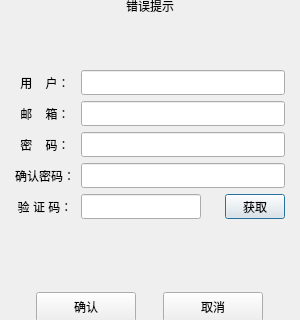
Above: client/registerdialog.ui from JiaYN1/chat before the change; both pictures show x 0 to 300 and y 95 to 415 of the 300 by 500 pixel window. Below: the same form after it.
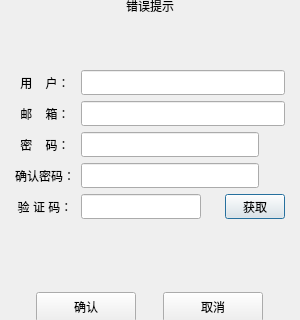
That is the form after the change. Custom widgets are drawn as their Qt base class.

```diff
--- a/client/registerdialog.ui
+++ b/client/registerdialog.ui
@@ -206,6 +206,25 @@
          </property>
         </widget>
        </item>
+       <item>
+        <widget class="QLabel" name="pass_visible">
+         <property name="minimumSize">
+          <size>
+           <width>20</width>
+           <height>20</height>
+          </size>
+         </property>
+         <property name="maximumSize">
+          <size>
+           <width>20</width>
+           <height>20</height>
+          </size>
+         </property>
+         <property name="text">
+          <string/>
+         </property>
+        </widget>
+       </item>
       </layout>
      </item>
      <item>
@@ -248,6 +267,25 @@
          </property>
         </widget>
        </item>
+       <item>
+        <widget class="QLabel" name="confirm_visible">
+         <property name="minimumSize">
+          <size>
+           <width>20</width>
+           <height>20</height>
+          </size>
+         </property>
+         <property name="maximumSize">
+          <size>
+           <width>20</width>
+           <height>20</height>
+          </size>
+         </property>
+         <property name="text">
+          <string/>
+         </property>
+        </widget>
+       </item>
       </layout>
      </item>
      <item>
@@ -396,6 +434,13 @@
    </item>
   </layout>
  </widget>
+ <customwidgets>
+  <customwidget>
+   <class>TimerBtn</class>
+   <extends>QPushButton</extends>
+   <header>timerbtn.h</header>
+  </customwidget>
+ </customwidgets>
  <resources/>
  <connections/>
 </ui>
```
Left out of the diff: 2 changed lines with no effect on the pictures.
